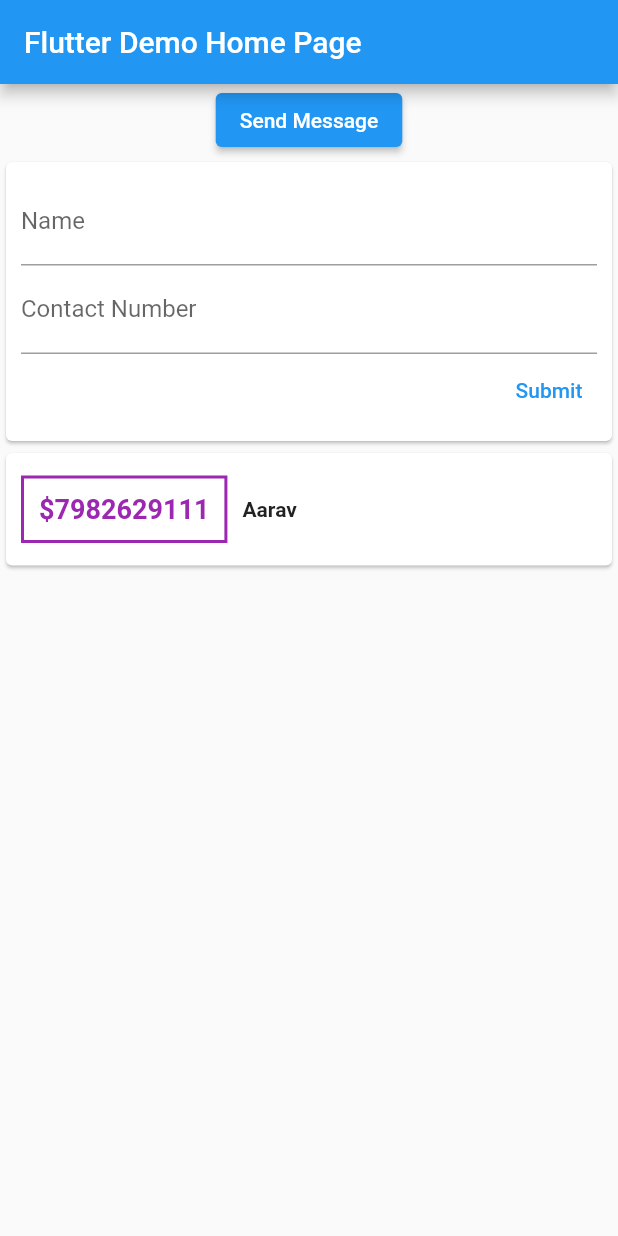
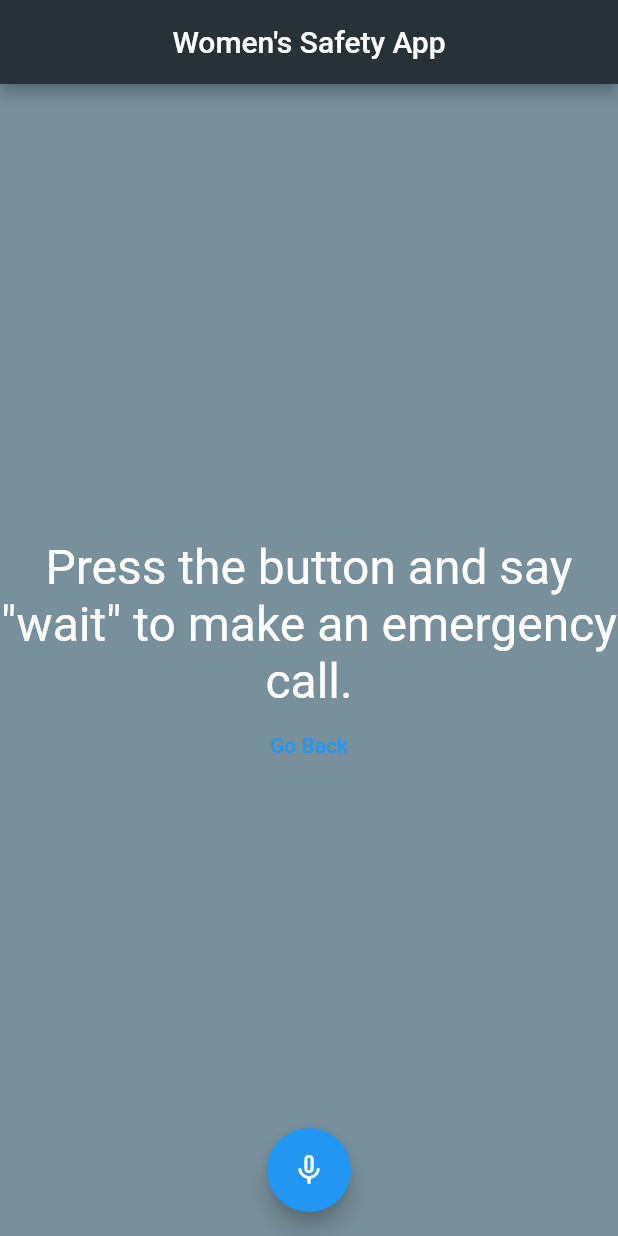
Before and after one commit to AaravShakunt/kavachyukti, a Flutter app: the MyHomePage screen opened directly, on a phone screen of 412 x 824 dp. Run offline on Flutter 3.47's test engine with Material 2 defaults, Android fonts, the phone set to English and light mode, and no system bars; our stand-ins replace geolocator, permission_handler, speech_to_text; missing offline and left inert: flutter_phone_direct_caller, flutter_sms, shake, twilio_flutter.

Commit message:
Not worked on UI but integrated shake, voice, call and messages

```diff
--- a/lib/MessageButton.dart
+++ b/lib/MessageButton.dart
@@ -20,7 +20,7 @@ class MessageButton extends StatelessWidget {
           accountSid:
               'ACca6fe7e468cd967f884bc13888497586', // replace *** with Account SID
           authToken:
-              'd5026a3956fcff3d9556049c868da130', // replace xxx with Auth Token
+              '419bf912b9a244938ccca336b6a27d3f', // replace xxx with Auth Token
           twilioNumber: '+15856693840' // replace .... with Twilio Number
           );
       String number = CM.numbers[i];
--- /dev/null
+++ b/lib/cardPage.dart
@@ -0,0 +1,106 @@
+import 'package:flutter/material.dart';
+
+class CardPage extends StatelessWidget {
+  List<Map<String, String>> cardsData = [
+    {
+      'title': 'Palm Strike',
+      'description':
+          'A palm strike is a simple and effective self defense technique. Strike with the heel of your palm, aiming for the nose, chin, or throat of your attacker.',
+      'image':
+          'https://encrypted-tbn0.gstatic.com/images?q=tbn:ANd9GcRvuewZFarWhrAl_FMMEOmYrshA1J1Flm7-Es6e1G460A&usqp=CAU&ec=48665698',
+    },
+    {
+      'title': 'Eye Gouge',
+      'description':
+          'An eye gouge can quickly disable an attacker. Use your fingers to strike or dig into the eyes of your attacker.',
+      'image':
+          'https://encrypted-tbn0.gstatic.com/images?q=tbn:ANd9GcRvuewZFarWhrAl_FMMEOmYrshA1J1Flm7-Es6e1G460A&usqp=CAU&ec=48665698',
+    },
+    {
+      'title': 'Elbow Strike',
+      'description':
+          'An elbow strike can be a powerful technique. Use the point of your elbow to strike the attacker in sensitive areas like the nose, chin, or ribs.',
+      'image':
+          'https://encrypted-tbn0.gstatic.com/images?q=tbn:ANd9GcRvuewZFarWhrAl_FMMEOmYrshA1J1Flm7-Es6e1G460A&usqp=CAU&ec=48665698',
+    },
+    {
+      'title': 'Knee Strike',
+      'description':
+          'A knee strike is a powerful self defense technique. Strike the attacker with your knee, aiming for the groin, stomach, or head.',
+      'image':
+          'https://encrypted-tbn0.gstatic.com/images?q=tbn:ANd9GcRvuewZFarWhrAl_FMMEOmYrshA1J1Flm7-Es6e1G460A&usqp=CAU&ec=48665698',
+    },
+    {
+      'title': 'Front Kick',
+      'description':
+          'A front kick can create distance between you and the attacker. Use the ball of your foot to strike the attacker in the stomach or groin.',
+      'image': 'https://example.com/front-kick.jpg',
+    },
+    {
+      'title': 'Side Kick',
+      'description':
+          'A side kick can be a powerful self defense technique. Strike the attacker with the heel of your foot, aiming for the knees, stomach, or head.',
+      'image': 'https://example.com/side-kick.jpg',
+    },
+    {
+      'title': 'Bear Hug Escape',
+      'description':
+          'If an attacker tries to bear hug you, use your elbows to strike the attacker in the ribs or kidneys. Then, quickly twist your body and escape.',
+      'image': 'https://example.com/bear-hug-escape.jpg',
+    },
+    {
+      'title': 'Hair Pull Escape',
+      'description':
+          'If an attacker grabs your hair, use one hand to pull their hand away while striking with your other hand. Then, quickly turn and run.',
+      'image': 'https://example.com/hair-pull-escape.jpg',
+    },
+  ];
+
+  @override
+  Widget build(BuildContext context) {
+    return MaterialApp(
+      title: 'Flutter Demo',
+      theme: ThemeData(
+        primarySwatch: Colors.blue,
+      ),
+      home: Scaffold(
+        appBar: AppBar(
+          title: Text('Cards Demo'),
+        ),
+        body: Center(
+          child: SingleChildScrollView(
+            child: Column(
+              mainAxisAlignment: MainAxisAlignment.center,
+              children: cardsData
+                  .map((data) => Card(
+                        child: Column(
+                          children: [
+                            Padding(
+                              padding: const EdgeInsets.all(15.0),
+                              child: Image.network(data['image']!),
+                            ),
+                            Padding(
+                              padding: EdgeInsets.all(8.0),
+                              child: Text(
+                                data['title']!,
+                                style: TextStyle(
+                                  fontWeight: FontWeight.bold,
+                                  fontSize: 24.0,
+                                ),
+                              ),
+                            ),
+                            Padding(
+                              padding: EdgeInsets.all(8.0),
+                              child: Text(data['description']!),
+                            ),
+                          ],
+                        ),
+                      ))
+                  .toList(),
+            ),
+          ),
+        ),
+      ),
+    );
+  }
+}
--- a/lib/contactManager.dart
+++ b/lib/contactManager.dart
@@ -31,7 +31,7 @@ class ContactManager {
           accountSid:
               'ACca6fe7e468cd967f884bc13888497586', // replace *** with Account SID
           authToken:
-              'd5026a3956fcff3d9556049c868da130', // replace xxx with Auth Token
+              '419bf912b9a244938ccca336b6a27d3f', // replace xxx with Auth Token
           twilioNumber: '+15856693840' // replace .... with Twilio Number
           );
       String number = this.numbers[i];
--- /dev/null
+++ b/lib/voiceDetection.dart
@@ -0,0 +1,137 @@
+import 'package:speech_to_text/speech_to_text.dart' as stt;
+import 'package:permission_handler/permission_handler.dart';
+import 'package:flutter_phone_direct_caller/flutter_phone_direct_caller.dart';
+import 'package:flutter/material.dart';
+import 'main.dart';
+
+class VoiceDetectionClass extends StatelessWidget {
+  const VoiceDetectionClass({super.key});
+
+  @override
+  Widget build(BuildContext context) {
+    return MaterialApp(
+      title: 'My App',
+      home: MyHomePage(
+        title: 'Women\'s Safety App',
+      ),
+    );
+  }
+}
+
+class MyHomePage extends StatefulWidget {
+  MyHomePage({Key? key, required this.title}) : super(key: key);
+
+  final String title;
+
+  @override
+  _MyHomePageState createState() => _MyHomePageState();
+}
+
+class _MyHomePageState extends State<MyHomePage> {
+  late stt.SpeechToText _speech;
+  bool _isListening = false;
+  String _text = 'Press the button and say "wait" to make an emergency call.';
+
+  @override
+  void initState() {
+    super.initState();
+    _speech = stt.SpeechToText();
+    initSpeechToText();
+  }
+
+  Future<void> initSpeechToText() async {
+    await _speech.initialize();
+  }
+
+  Future<void> _makeEmergencyCall() async {
+    stopListening();
+    const phoneNumber = '+917004939484';
+    if (await Permission.phone.request().isGranted) {
+      await FlutterPhoneDirectCaller.callNumber(phoneNumber);
+    } else {
+      await Permission.phone.request();
+      if (await Permission.phone.isGranted) {
+        await FlutterPhoneDirectCaller.callNumber(phoneNumber);
+      } else {
+        throw 'Permission to access the phone is not granted.';
+      }
+    }
+  }
+
+  bool containsHelp(String str) {
+    return str.toLowerCase().contains('wait');
+  }
+
+  void startListening() {
+    _isListening = true;
+    _speech.listen(
+      onResult: (result) {
+        setState(() {
+          _text = result.recognizedWords;
+          print(_text);
+        });
+        if (containsHelp(_text) == true) {
+          print(containsHelp(_text));
+          _makeEmergencyCall();
+        }
+      },
+    );
+
+    setState(() {
+      _isListening = true;
+    });
+  }
+
+  void stopListening() {
+    _speech.stop();
+    setState(() {
+      _isListening = false;
+    });
+  }
+
+  @override
+  Widget build(BuildContext context) {
+    return Scaffold(
+      appBar: AppBar(
+        title: Text(widget.title),
+        centerTitle: true,
+        backgroundColor: Colors.blueGrey[900],
+        //actions: <Widget>[],
+      ),
+      backgroundColor: Colors.blueGrey[400],
+      floatingActionButtonLocation: FloatingActionButtonLocation.centerFloat,
+      floatingActionButton: FloatingActionButton(
+        backgroundColor: _isListening ? Colors.red : Colors.blue,
+        onPressed: () {
+          if (_isListening) {
+            stopListening();
+          } else {
+            startListening();
+          }
+        },
+        child: Icon(
+          _isListening ? Icons.mic : Icons.mic_none,
+        ),
+      ),
+      body: Center(
+        child: Column(
+          mainAxisAlignment: MainAxisAlignment.center,
+          children: <Widget>[
+            Text(
+              _text,
+              style: const TextStyle(fontSize: 32, color: Colors.white),
+              textAlign: TextAlign.center,
+            ),
+            TextButton(
+              onPressed: () {
+                Navigator.of(context)
+                    .push(MaterialPageRoute(builder: (context) => MyApp()));
+              },
+              child: Text("Go Back"),
+            )
+          ],
+        ),
+      ),
+    );
+  }
+}
--- a/pubspec.yaml
+++ b/pubspec.yaml
@@ -49,6 +49,9 @@ dependencies:
   geolocator: ^9.0.2
   twilio_flutter: ^0.0.9
   http: ^0.13.5
+  flutter_phone_direct_caller: ^2.1.1
+  permission_handler: ^10.2.0
+  speech_to_text: ^6.1.1
 
 dev_dependencies:
   flutter_test:
```
Also changed, not shown: lib/main.dart (+19 -1 lines), pubspec.lock, 2 other files.
